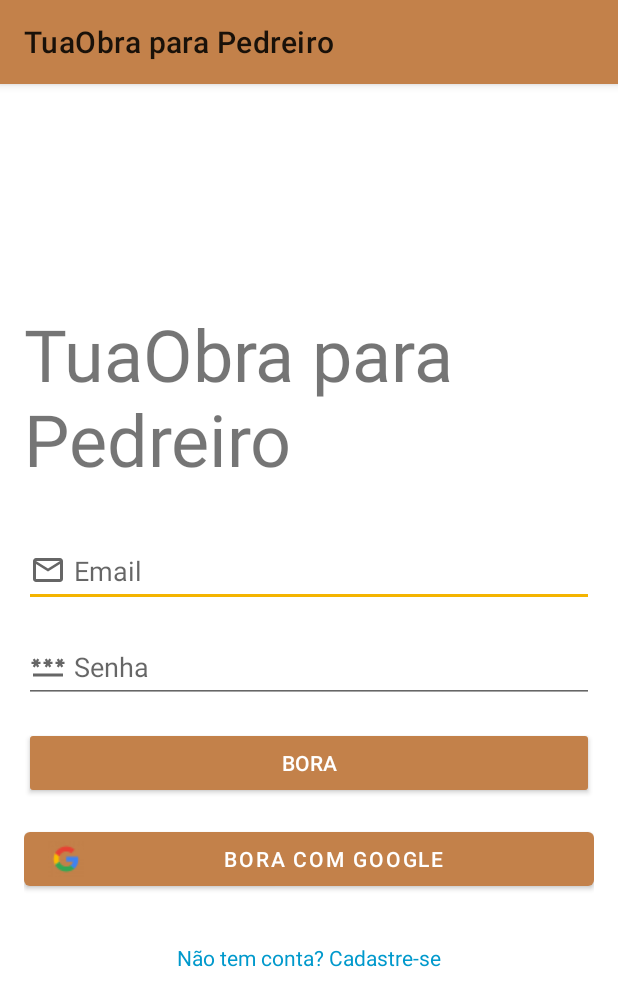
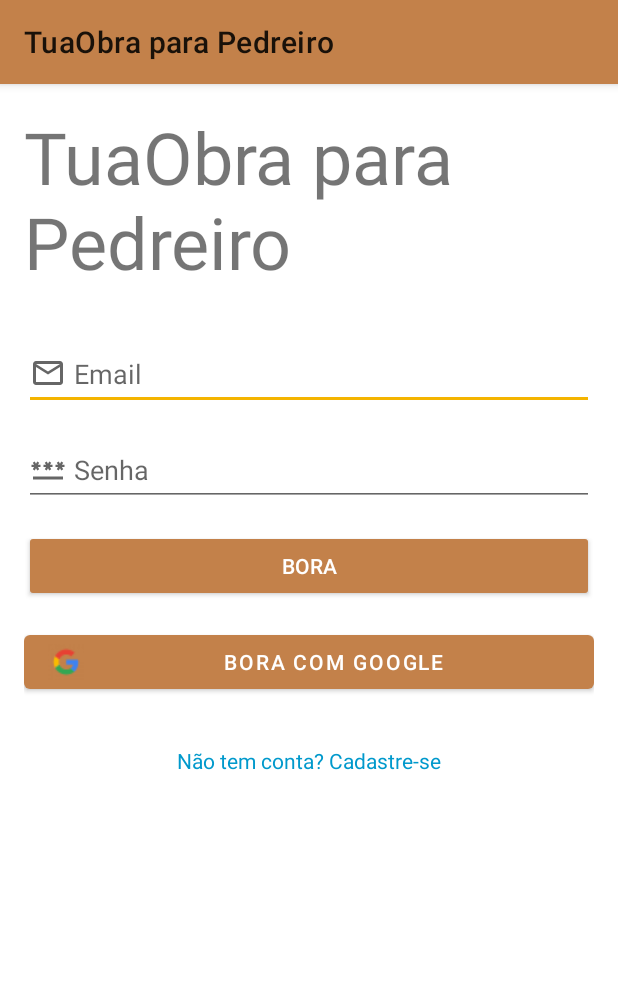
Before and after one commit to Rian-Noronha/tuaobrapedreiro, an Android app: the screen it shows after launch (LoginActivity), on a phone screen of 412 x 824 dp. Shown: the top 1006 px of the screen. Run offline under Robolectric (Android 15) with nearby library versions, the phone set to English and light mode, and no system bars; our stand-ins replace Firebase (no records; nobody signed in at launch, a user with empty details on screens opened directly).

Commit message:
[refactor] login_activity

```diff
--- a/app/src/main/res/layout/activity_login.xml
+++ b/app/src/main/res/layout/activity_login.xml
@@ -10,7 +10,7 @@
         android:layout_width="match_parent"
         android:layout_height="wrap_content"
         android:orientation="vertical"
-        android:layout_gravity="center_vertical"
+        android:layout_gravity="center_horizontal"
         android:padding="16dp">
 
         <TextView
```
Also changed, not shown: 2 other files.
